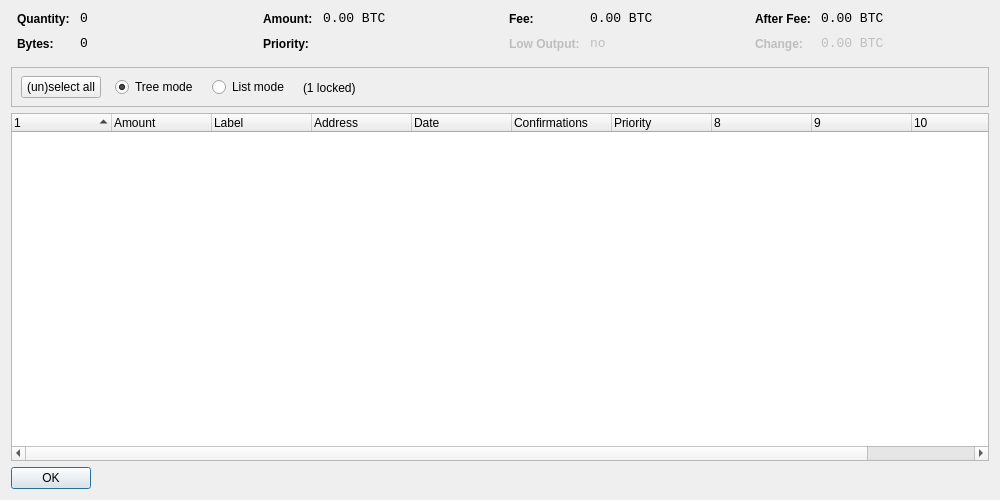
Old version of the form src/qt/forms/coincontroldialog.ui in the repository Pakcoin-project/pakcoinold.
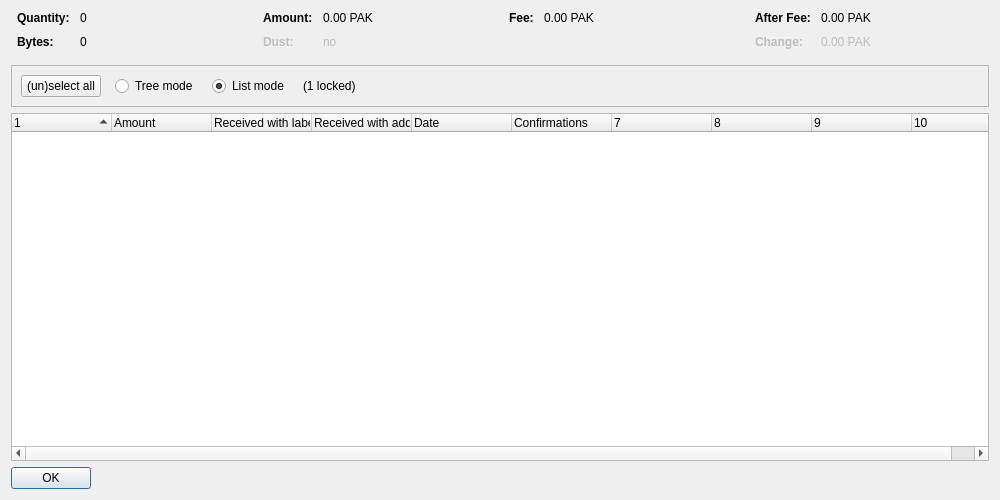
New version of the form. Custom widgets are drawn as their Qt base class.

Diff of the .ui file:
```diff
--- a/src/qt/forms/coincontroldialog.ui
+++ b/src/qt/forms/coincontroldialog.ui
@@ -38,8 +38,11 @@
        </property>
        <item row="0" column="0">
         <widget class="QLabel" name="labelCoinControlQuantityText">
-         <property name="styleSheet">
-          <string notr="true">font-weight:bold;</string>
+         <property name="font">
+          <font>
+           <weight>75</weight>
+           <bold>true</bold>
+          </font>
          </property>
          <property name="text">
           <string>Quantity:</string>
@@ -48,12 +51,6 @@
        </item>
        <item row="0" column="1">
         <widget class="QLabel" name="labelCoinControlQuantity">
-         <property name="font">
-          <font>
-           <family>Monospace</family>
-           <pointsize>10</pointsize>
-          </font>
-         </property>
          <property name="cursor">
           <cursorShape>IBeamCursor</cursorShape>
          </property>
@@ -70,8 +67,11 @@
        </item>
        <item row="1" column="0">
         <widget class="QLabel" name="labelCoinControlBytesText">
-         <property name="styleSheet">
-          <string notr="true">font-weight:bold;</string>
+         <property name="font">
+          <font>
+           <weight>75</weight>
+           <bold>true</bold>
+          </font>
          </property>
          <property name="text">
           <string>Bytes:</string>
@@ -80,12 +80,6 @@
        </item>
        <item row="1" column="1">
         <widget class="QLabel" name="labelCoinControlBytes">
-         <property name="font">
-          <font>
-           <family>Monospace</family>
-           <pointsize>10</pointsize>
-          </font>
-         </property>
          <property name="cursor">
           <cursorShape>IBeamCursor</cursorShape>
          </property>
@@ -118,8 +112,11 @@
        </property>
        <item row="0" column="0">
         <widget class="QLabel" name="labelCoinControlAmountText">
-         <property name="styleSheet">
-          <string notr="true">font-weight:bold;</string>
+         <property name="font">
+          <font>
+           <weight>75</weight>
+           <bold>true</bold>
+          </font>
          </property>
          <property name="text">
           <string>Amount:</string>
@@ -128,12 +125,6 @@
        </item>
        <item row="0" column="1">
         <widget class="QLabel" name="labelCoinControlAmount">
-         <property name="font">
-          <font>
-           <family>Monospace</family>
-           <pointsize>10</pointsize>
-          </font>
-         </property>
          <property name="cursor">
           <cursorShape>IBeamCursor</cursorShape>
          </property>
@@ -141,7 +132,7 @@
           <enum>Qt::ActionsContextMenu</enum>
          </property>
          <property name="text">
-          <string notr="true">0.00 BTC</string>
+          <string notr="true">0.00 PAK</string>
          </property>
          <property name="textInteractionFlags">
           <set>Qt::LinksAccessibleByMouse|Qt::TextSelectableByKeyboard|Qt::TextSelectableByMouse</set>
@@ -149,22 +140,25 @@
         </widget>
        </item>
        <item row="1" column="0">
-        <widget class="QLabel" name="labelCoinControlPriorityText">
-         <property name="styleSheet">
-          <string notr="true">font-weight:bold;</string>
+        <widget class="QLabel" name="labelCoinControlLowOutputText">
+         <property name="enabled">
+          <bool>false</bool>
+         </property>
+         <property name="font">
+          <font>
+           <weight>75</weight>
+           <bold>true</bold>
+          </font>
          </property>
          <property name="text">
-          <string>Priority:</string>
+          <string>Dust:</string>
          </property>
         </widget>
        </item>
        <item row="1" column="1">
-        <widget class="QLabel" name="labelCoinControlPriority">
-         <property name="font">
-          <font>
-           <family>Monospace</family>
-           <pointsize>10</pointsize>
-          </font>
+        <widget class="QLabel" name="labelCoinControlLowOutput">
+         <property name="enabled">
+          <bool>false</bool>
          </property>
          <property name="cursor">
           <cursorShape>IBeamCursor</cursorShape>
@@ -173,7 +167,7 @@
           <enum>Qt::ActionsContextMenu</enum>
          </property>
          <property name="text">
-          <string/>
+          <string notr="true">no</string>
          </property>
          <property name="textInteractionFlags">
           <set>Qt::LinksAccessibleByMouse|Qt::TextSelectableByKeyboard|Qt::TextSelectableByMouse</set>
@@ -198,8 +192,11 @@
        </property>
        <item row="0" column="0">
         <widget class="QLabel" name="labelCoinControlFeeText">
-         <property name="styleSheet">
-          <string notr="true">font-weight:bold;</string>
+         <property name="font">
+          <font>
+           <weight>75</weight>
+           <bold>true</bold>
+          </font>
          </property>
          <property name="text">
           <string>Fee:</string>
@@ -208,12 +205,6 @@
        </item>
        <item row="0" column="1">
         <widget class="QLabel" name="labelCoinControlFee">
-         <property name="font">
-          <font>
-           <family>Monospace</family>
-           <pointsize>10</pointsize>
-          </font>
-         </property>
          <property name="cursor">
           <cursorShape>IBeamCursor</cursorShape>
          </property>
@@ -221,45 +212,7 @@
           <enum>Qt::ActionsContextMenu</enum>
          </property>
          <property name="text">
-          <string notr="true">0.00 BTC</string>
-         </property>
-         <property name="textInteractionFlags">
-          <set>Qt::LinksAccessibleByMouse|Qt::TextSelectableByKeyboard|Qt::TextSelectableByMouse</set>
-         </property>
-        </widget>
-       </item>
-       <item row="1" column="0">
-        <widget class="QLabel" name="labelCoinControlLowOutputText">
-         <property name="enabled">
-          <bool>false</bool>
-         </property>
-         <property name="styleSheet">
-          <string notr="true">font-weight:bold;</string>
-         </property>
-         <property name="text">
-          <string>Low Output:</string>
-         </property>
-        </widget>
-       </item>
-       <item row="1" column="1">
-        <widget class="QLabel" name="labelCoinControlLowOutput">
-         <property name="enabled">
-          <bool>false</bool>
-         </property>
-         <property name="font">
-          <font>
-           <family>Monospace</family>
-           <pointsize>10</pointsize>
-          </font>
-         </property>
-         <property name="cursor">
-          <cursorShape>IBeamCursor</cursorShape>
-         </property>
-         <property name="contextMenuPolicy">
-          <enum>Qt::ActionsContextMenu</enum>
-         </property>
-         <property name="text">
-          <string>no</string>
+          <string notr="true">0.00 PAK</string>
          </property>
          <property name="textInteractionFlags">
           <set>Qt::LinksAccessibleByMouse|Qt::TextSelectableByKeyboard|Qt::TextSelectableByMouse</set>
@@ -284,8 +237,11 @@
        </property>
        <item row="0" column="0">
         <widget class="QLabel" name="labelCoinControlAfterFeeText">
-         <property name="styleSheet">
-          <string notr="true">font-weight:bold;</string>
+         <property name="font">
+          <font>
+           <weight>75</weight>
+           <bold>true</bold>
+          </font>
          </property>
          <property name="text">
           <string>After Fee:</string>
@@ -294,12 +250,6 @@
        </item>
        <item row="0" column="1">
         <widget class="QLabel" name="labelCoinControlAfterFee">
-         <property name="font">
-          <font>
-           <family>Monospace</family>
-           <pointsize>10</pointsize>
-          </font>
-         </property>
          <property name="cursor">
           <cursorShape>IBeamCursor</cursorShape>
          </property>
@@ -307,7 +257,7 @@
           <enum>Qt::ActionsContextMenu</enum>
          </property>
          <property name="text">
-          <string notr="true">0.00 BTC</string>
+          <string notr="true">0.00 PAK</string>
          </property>
          <property name="textInteractionFlags">
           <set>Qt::LinksAccessibleByMouse|Qt::TextSelectableByKeyboard|Qt::TextSelectableByMouse</set>
@@ -319,8 +269,11 @@
          <property name="enabled">
           <bool>false</bool>
          </property>
-         <property name="styleSheet">
-          <string notr="true">font-weight:bold;</string>
+         <property name="font">
+          <font>
+           <weight>75</weight>
+           <bold>true</bold>
+          </font>
          </property>
          <property name="text">
           <string>Change:</string>
@@ -332,12 +285,6 @@
          <property name="enabled">
           <bool>false</bool>
          </property>
-         <property name="font">
-          <font>
-           <family>Monospace</family>
-           <pointsize>10</pointsize>
-          </font>
-         </property>
          <property name="cursor">
           <cursorShape>IBeamCursor</cursorShape>
          </property>
@@ -345,7 +292,7 @@
           <enum>Qt::ActionsContextMenu</enum>
          </property>
          <property name="text">
-          <string notr="true">0.00 BTC</string>
+          <string notr="true">0.00 PAK</string>
          </property>
          <property name="textInteractionFlags">
           <set>Qt::LinksAccessibleByMouse|Qt::TextSelectableByKeyboard|Qt::TextSelectableByMouse</set>
@@ -370,15 +317,8 @@
      <property name="frameShadow">
       <enum>QFrame::Sunken</enum>
      </property>
-     <widget class="QWidget" name="horizontalLayoutWidget">
-      <property name="geometry">
-       <rect>
-        <x>10</x>
-        <y>0</y>
-        <width>781</width>
-        <height>41</height>
-       </rect>
-      </property>
+     <layout class="QHBoxLayout" name="horizontalLayout">
+      <item>
       <layout class="QHBoxLayout" name="horizontalLayoutPanel" stretch="0,0,0,0,0">
        <property name="spacing">
         <number>14</number>
@@ -394,6 +334,9 @@
          <property name="text">
           <string>(un)select all</string>
          </property>
+          <property name="autoDefault">
+           <bool>false</bool>
+          </property>
         </widget>
        </item>
        <item>
@@ -407,9 +350,6 @@
          <property name="text">
           <string>Tree mode</string>
          </property>
-         <property name="checked">
-          <bool>true</bool>
-         </property>
         </widget>
        </item>
        <item>
@@ -423,6 +363,9 @@
          <property name="text">
           <string>List mode</string>
          </property>
+          <property name="checked">
+           <bool>true</bool>
+          </property>
         </widget>
        </item>
        <item>
@@ -446,7 +389,8 @@
         </spacer>
        </item>
       </layout>
-     </widget>
+      </item>
+     </layout>
     </widget>
    </item>
    <item>
@@ -458,7 +402,7 @@
       <bool>false</bool>
      </property>
      <property name="columnCount">
-      <number>11</number>
+      <number>10</number>
      </property>
      <attribute name="headerShowSortIndicator" stdset="0">
       <bool>true</bool>
@@ -478,12 +422,12 @@
      </column>
      <column>
       <property name="text">
-       <string notr="true">Label</string>
+       <string>Received with label</string>
       </property>
      </column>
      <column>
       <property name="text">
-       <string>Address</string>
+       <string>Received with address</string>
       </property>
      </column>
      <column>
@@ -499,11 +443,6 @@
        <string>Confirmed</string>
       </property>
      </column>
-     <column>
-      <property name="text">
-       <string>Priority</string>
-      </property>
-     </column>
      <column>
       <property name="text">
        <string/>
```
Left out of the diff: 4 changed lines with no effect on the pictures. Lines whose indentation alone changed are shown as unchanged.
